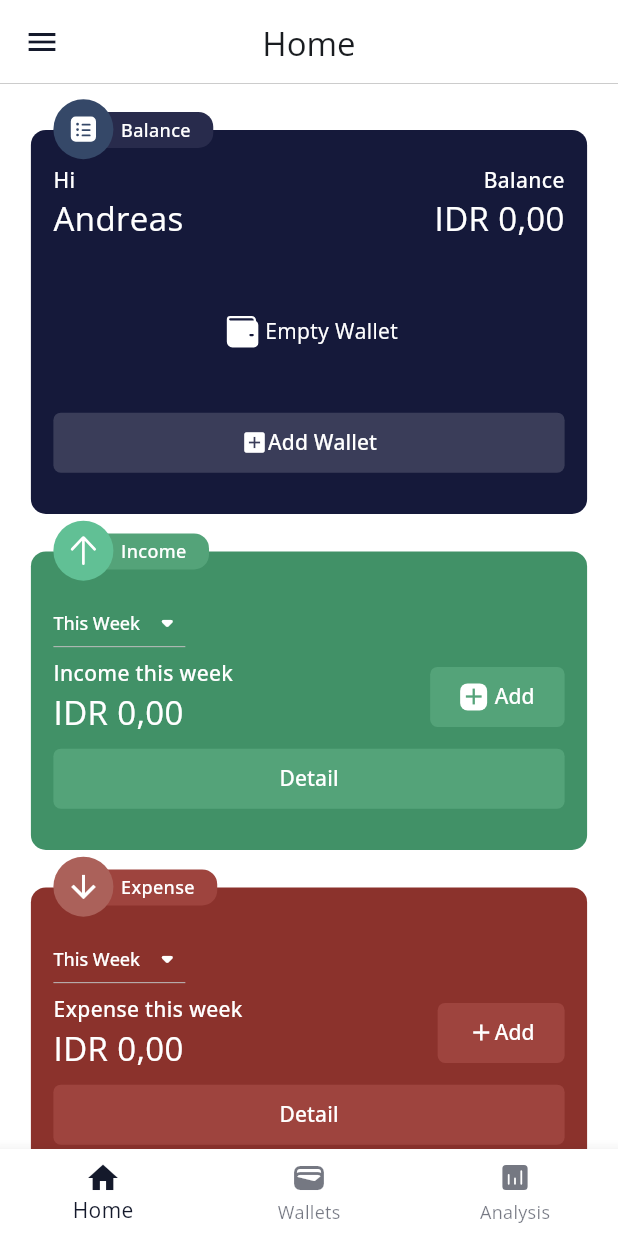
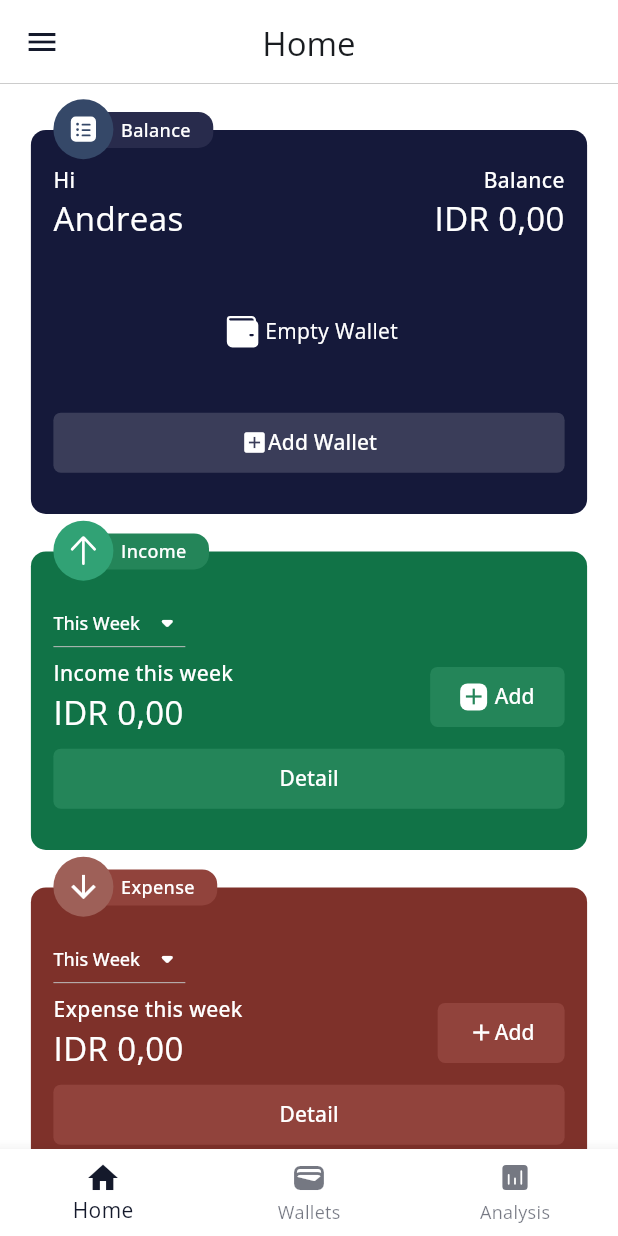
Before and after one commit to andrr64/KeuanganKu-Pro, a Flutter app: the screen it shows after launch, on a phone screen of 412 x 824 dp. Run offline on Flutter 3.47's test engine with Material 3 defaults, Android fonts, the phone set to English and light mode, and no system bars; our stand-ins replace fl_chart, fluentui_system_icons, flutter_riverpod, hooks_riverpod, quickalert, sqflite; accounts and stored records are empty.

Commit message:
update old_red and old_green colors

```diff
--- a/lib/frontend/utility/k_color.dart
+++ b/lib/frontend/utility/k_color.dart
@@ -14,9 +14,9 @@ enum FontColor {
 }
 
 enum BaseColor {
-  old_red(Color(0xff8B322C)),
+  old_red(Color(0xff7e312a)),
   primary(Color(0xff15193a)),
-  old_green(Color(0xff419167));
+  old_green(Color(0xff117347));
   const BaseColor(this.color);
   final Color color;
 }
```
